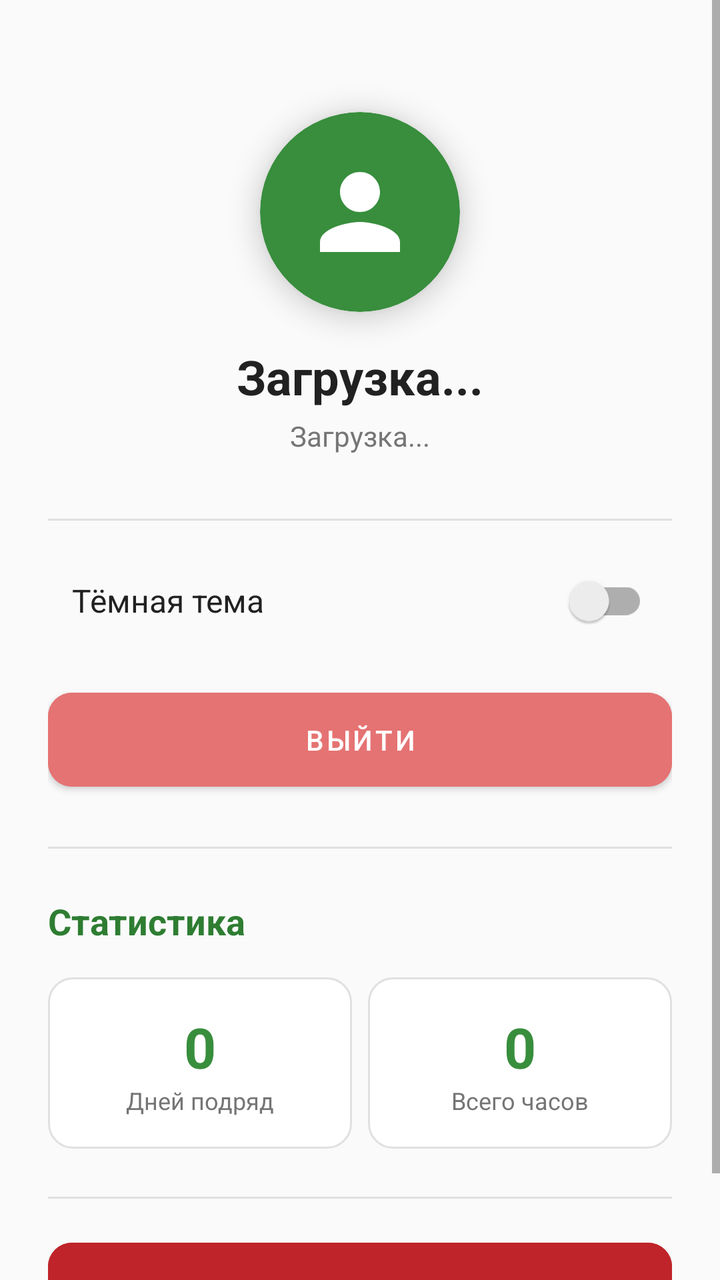
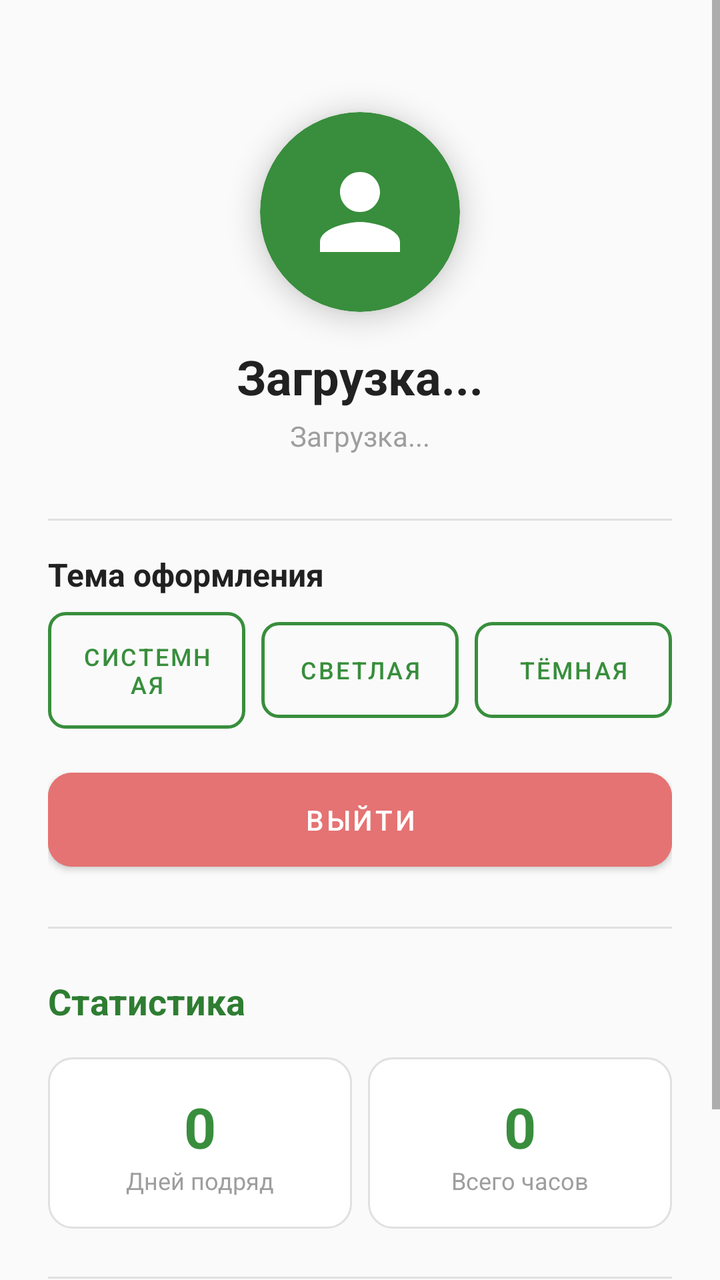

Two renders of the same Android screen: before a commit and after it. Below are the layout's source before the change and the commit's diff.
<!-- AndroidManifest.xml: application theme Theme.ZenTree -->
<!-- res/layout/fragment_profile.xml -->
<?xml version="1.0" encoding="utf-8"?>
<ScrollView xmlns:android="http://schemas.android.com/apk/res/android"
    xmlns:app="http://schemas.android.com/apk/res-auto"
    android:layout_width="match_parent"
    android:layout_height="match_parent"
    android:background="@color/background_light">

    <androidx.constraintlayout.widget.ConstraintLayout
        android:layout_width="match_parent"
        android:layout_height="wrap_content"
        android:padding="24dp">

        <androidx.cardview.widget.CardView
            android:id="@+id/card_view_avatar"
            android:layout_width="100dp"
            android:layout_height="100dp"
            app:cardCornerRadius="50dp"
            app:cardElevation="8dp"
            app:cardBackgroundColor="@color/primary_green"
            app:layout_constraintTop_toTopOf="parent"
            app:layout_constraintStart_toStartOf="parent"
            app:layout_constraintEnd_toEndOf="parent"
            android:layout_marginTop="32dp">

            <ImageView
                android:layout_width="60dp"
                android:layout_height="60dp"
                android:layout_gravity="center"
                android:src="@drawable/ic_profile"
                app:tint="@color/white" />

        </androidx.cardview.widget.CardView>

        <TextView
            android:id="@+id/text_view_name"
            android:layout_width="wrap_content"
            android:layout_height="wrap_content"
            android:text="Загрузка..."
            android:textSize="24sp"
            android:textStyle="bold"
            android:textColor="@color/text_primary"
            app:layout_constraintTop_toBottomOf="@id/card_view_avatar"
            app:layout_constraintStart_toStartOf="parent"
            app:layout_constraintEnd_toEndOf="parent"
            android:layout_marginTop="16dp"/>

        <TextView
            android:id="@+id/text_view_email"
            android:layout_width="wrap_content"
            android:layout_height="wrap_content"
            android:text="Загрузка..."
            android:textSize="14sp"
            android:textColor="#757575"
            app:layout_constraintTop_toBottomOf="@id/text_view_name"
            app:layout_constraintStart_toStartOf="parent"
            app:layout_constraintEnd_toEndOf="parent"
            android:layout_marginTop="4dp"/>

        <View
            android:id="@+id/divider"
            android:layout_width="match_parent"
            android:layout_height="1dp"
            android:background="@color/default_indicator"
            app:layout_constraintTop_toBottomOf="@id/text_view_email"
            android:layout_marginTop="32dp"/>

        <androidx.appcompat.widget.SwitchCompat
            android:id="@+id/switch_theme"
            android:layout_width="match_parent"
            android:layout_height="wrap_content"
            android:layout_marginTop="16dp"
            android:text="Тёмная тема"
            android:textSize="16sp"
            android:textColor="@color/text_primary"
            android:padding="12dp"
            android:thumbTint="@color/primary_green"
            android:trackTint="@color/default_indicator"
            app:layout_constraintTop_toBottomOf="@id/divider"
            app:layout_constraintStart_toStartOf="parent"
            app:layout_constraintEnd_toEndOf="parent"/>

        <Button
            android:id="@+id/button_logout"
            android:layout_width="0dp"
            android:layout_height="wrap_content"
            android:text="Выйти"
            android:backgroundTint="#E57373"
            android:textColor="@color/white"
            android:padding="14dp"
            app:cornerRadius="12dp"
            app:layout_constraintTop_toBottomOf="@id/switch_theme"
            app:layout_constraintStart_toStartOf="parent"
            app:layout_constraintEnd_toEndOf="parent"
            android:layout_marginTop="16dp"/>

        <View
            android:id="@+id/divider_2"
            android:layout_width="match_parent"
            android:layout_height="1dp"
            android:background="@color/default_indicator"
            app:layout_constraintTop_toBottomOf="@id/button_logout"
            android:layout_marginTop="24dp"/>

        <TextView
            android:id="@+id/text_view_section_stats"
            android:layout_width="wrap_content"
            android:layout_height="wrap_content"
            android:text="Статистика"
            android:textSize="18sp"
            android:textStyle="bold"
            android:textColor="@color/primary_green_dark"
            app:layout_constraintTop_toBottomOf="@id/divider_2"
            app:layout_constraintStart_toStartOf="parent"
            android:layout_marginTop="24dp"/>

        <LinearLayout
            android:id="@+id/linear_layout_stats"
            android:layout_width="match_parent"
            android:layout_height="wrap_content"
            android:orientation="horizontal"
            android:weightSum="2"
            app:layout_constraintTop_toBottomOf="@id/text_view_section_stats"
            android:layout_marginTop="16dp">

            <LinearLayout
                android:layout_width="0dp"
                android:layout_height="wrap_content"
                android:layout_weight="1"
                android:orientation="vertical"
                android:gravity="center"
                android:padding="16dp"
                android:background="@drawable/card_background">

                <TextView
                    android:id="@+id/text_view_streak"
                    android:layout_width="wrap_content"
                    android:layout_height="wrap_content"
                    android:text="0"
                    android:textSize="28sp"
                    android:textStyle="bold"
                    android:textColor="@color/primary_green"/>

                <TextView
                    android:layout_width="wrap_content"
                    android:layout_height="wrap_content"
                    android:text="Дней подряд"
                    android:textSize="12sp"
                    android:textColor="#757575"/>

            </LinearLayout>

            <LinearLayout
                android:layout_width="0dp"
                android:layout_height="wrap_content"
                android:layout_weight="1"
                android:orientation="vertical"
                android:gravity="center"
                android:padding="16dp"
                android:background="@drawable/card_background"
                android:layout_marginStart="8dp">

                <TextView
                    android:id="@+id/text_view_total_hours"
                    android:layout_width="wrap_content"
                    android:layout_height="wrap_content"
                    android:text="0"
                    android:textSize="28sp"
                    android:textStyle="bold"
                    android:textColor="@color/primary_green"/>

                <TextView
                    android:layout_width="wrap_content"
                    android:layout_height="wrap_content"
                    android:text="Всего часов"
                    android:textSize="12sp"
                    android:textColor="#757575"/>

            </LinearLayout>

        </LinearLayout>

        <View
            android:id="@+id/divider_3"
            android:layout_width="match_parent"
            android:layout_height="1dp"
            android:background="@color/default_indicator"
            app:layout_constraintTop_toBottomOf="@id/linear_layout_stats"
            android:layout_marginTop="24dp"/>
        <Button
            android:id="@+id/button_delete"
            android:layout_width="0dp"
            android:layout_height="wrap_content"
            android:text="Удалить аккаунт"
            android:backgroundTint="#BF242A"
            android:textColor="@color/white"
            android:padding="14dp"
            app:cornerRadius="12dp"
            app:layout_constraintTop_toBottomOf="@id/divider_3"
            app:layout_constraintStart_toStartOf="parent"
            app:layout_constraintEnd_toEndOf="parent"
            android:layout_marginTop="16dp"/>
    </androidx.constraintlayout.widget.ConstraintLayout>
</ScrollView>
<!-- resources referenced by this layout -->
<resources>
  <color name="background_light">#FAFAFA</color>
  <color name="default_indicator">#E0E0E0</color>
  <color name="primary_green">#388E3C</color>
  <color name="primary_green_dark">#2E7D32</color>
  <color name="text_primary">#212121</color>
  <color name="white">#FFFFFF</color>
  <!-- drawable card_background (drawable) -->
  <?xml version="1.0" encoding="utf-8"?>
  <shape xmlns:android="http://schemas.android.com/apk/res/android">
      <solid android:color="@color/white"/>
      <corners android:radius="12dp"/>
      <stroke
          android:width="1dp"
          android:color="@color/default_indicator"/>
  </shape>
  <!-- drawable ic_profile (drawable) -->
  <vector xmlns:android="http://schemas.android.com/apk/res/android"
      android:width="24dp"
      android:height="24dp"
      android:viewportWidth="24"
      android:viewportHeight="24">
      <path
          android:fillColor="#FF000000"
          android:pathData="M12,12c2.21,0 4,-1.79 4,-4s-1.79,-4 -4,-4 -4,1.79 -4,4 1.79,4 4,4zM12,14c-2.67,0 -8,1.34 -8,4v2h16v-2c0,-2.66 -5.33,-4 -8,-4z"/>
  </vector>
  <style name="Theme.ZenTree" parent="Theme.MaterialComponents.DayNight.NoActionBar">
          <item name="colorPrimary">@color/primary_green</item>
          <item name="colorPrimaryVariant">@color/primary_green_dark</item>
          <item name="colorOnPrimary">@color/white</item>
          <item name="colorSecondary">@color/accent_orange</item>
          <item name="colorSecondaryVariant">@color/accent_orange</item>
          <item name="colorOnSecondary">@color/black</item>
          <item name="android:statusBarColor" tools:targetApi="l">?attr/colorPrimaryVariant</item>
          <item name="android:navigationBarColor">?attr/colorPrimaryVariant</item>
          <item name="windowActionBar">false</item>
          <item name="windowNoTitle">true</item>
      </style>
  <color name="accent_orange">#FFB74D</color>
  <color name="black">#000000</color>
</resources>

<!-- the commit's change to res/layout/fragment_profile.xml (unified diff, before → after) -->
@@ -50,7 +50,7 @@
             android:layout_height="wrap_content"
             android:text="Загрузка..."
             android:textSize="14sp"
-            android:textColor="#757575"
+            android:textColor="@color/text_secondary"
             app:layout_constraintTop_toBottomOf="@id/text_view_name"
             app:layout_constraintStart_toStartOf="parent"
             app:layout_constraintEnd_toEndOf="parent"
@@ -64,20 +64,67 @@
             app:layout_constraintTop_toBottomOf="@id/text_view_email"
             android:layout_marginTop="32dp"/>
 
-        <androidx.appcompat.widget.SwitchCompat
-            android:id="@+id/switch_theme"
-            android:layout_width="match_parent"
-            android:layout_height="wrap_content"
-            android:layout_marginTop="16dp"
-            android:text="Тёмная тема"
+        <TextView
+            android:id="@+id/text_view_theme_title"
+            android:layout_width="wrap_content"
+            android:layout_height="wrap_content"
+            android:text="Тема оформления"
             android:textSize="16sp"
+            android:textStyle="bold"
             android:textColor="@color/text_primary"
-            android:padding="12dp"
-            android:thumbTint="@color/primary_green"
-            android:trackTint="@color/default_indicator"
             app:layout_constraintTop_toBottomOf="@id/divider"
             app:layout_constraintStart_toStartOf="parent"
-            app:layout_constraintEnd_toEndOf="parent"/>
+            android:layout_marginTop="16dp"/>
+
+        <LinearLayout
+            android:id="@+id/theme_buttons_container"
+            android:layout_width="match_parent"
+            android:layout_height="wrap_content"
+            android:orientation="horizontal"
+            android:gravity="center"
+            android:layout_marginTop="8dp"
+            app:layout_constraintTop_toBottomOf="@id/text_view_theme_title"
+            app:layout_constraintStart_toStartOf="parent"
+            app:layout_constraintEnd_toEndOf="parent">
+
+            <Button
+                android:id="@+id/btn_theme_system"
+                android:layout_width="0dp"
+                android:layout_height="wrap_content"
+                android:layout_weight="1"
+                android:text="Системная"
+                android:textSize="12sp"
+                android:background="@drawable/outline_button"
+                android:textColor="@color/primary_green"
+                android:paddingVertical="8dp"
+                android:layout_marginEnd="4dp"/>
+
+            <Button
+                android:id="@+id/btn_theme_light"
+                android:layout_width="0dp"
+                android:layout_height="wrap_content"
+                android:layout_weight="1"
+                android:text="Светлая"
+                android:textSize="12sp"
+                android:background="@drawable/outline_button"
+                android:textColor="@color/primary_green"
+                android:paddingVertical="8dp"
+                android:layout_marginStart="4dp"
+                android:layout_marginEnd="4dp"/>
+
+            <Button
+                android:id="@+id/btn_theme_dark"
+                android:layout_width="0dp"
+                android:layout_height="wrap_content"
+                android:layout_weight="1"
+                android:text="Тёмная"
+                android:textSize="12sp"
+                android:background="@drawable/outline_button"
+                android:textColor="@color/primary_green"
+                android:paddingVertical="8dp"
+                android:layout_marginStart="4dp"/>
+
+        </LinearLayout>
 
         <Button
             android:id="@+id/button_logout"
@@ -88,7 +135,7 @@
             android:textColor="@color/white"
             android:padding="14dp"
             app:cornerRadius="12dp"
-            app:layout_constraintTop_toBottomOf="@id/switch_theme"
+            app:layout_constraintTop_toBottomOf="@id/theme_buttons_container"
             app:layout_constraintStart_toStartOf="parent"
             app:layout_constraintEnd_toEndOf="parent"
             android:layout_marginTop="16dp"/>
@@ -145,7 +192,7 @@
                     android:layout_height="wrap_content"
                     android:text="Дней подряд"
                     android:textSize="12sp"
-                    android:textColor="#757575"/>
+                    android:textColor="@color/text_secondary"/>
 
             </LinearLayout>
 
@@ -173,7 +220,7 @@
                     android:layout_height="wrap_content"
                     android:text="Всего часов"
                     android:textSize="12sp"
-                    android:textColor="#757575"/>
+                    android:textColor="@color/text_secondary"/>
 
             </LinearLayout>
 
@@ -186,6 +233,7 @@
             android:background="@color/default_indicator"
             app:layout_constraintTop_toBottomOf="@id/linear_layout_stats"
             android:layout_marginTop="24dp"/>
+
         <Button
             android:id="@+id/button_delete"
             android:layout_width="0dp"
@@ -199,5 +247,6 @@
             app:layout_constraintStart_toStartOf="parent"
             app:layout_constraintEnd_toEndOf="parent"
             android:layout_marginTop="16dp"/>
+
     </androidx.constraintlayout.widget.ConstraintLayout>
 </ScrollView>
<!-- resource entries referenced after the edit -->
@@ -5,6 +5,7 @@
   <color name="primary_green">#388E3C</color>
   <color name="primary_green_dark">#2E7D32</color>
   <color name="text_primary">#212121</color>
+  <color name="text_secondary">#9E9E9E</color>
   <color name="white">#FFFFFF</color>
   <!-- drawable card_background (drawable) -->
   <?xml version="1.0" encoding="utf-8"?>
@@ -25,6 +26,13 @@
           android:fillColor="#FF000000"
           android:pathData="M12,12c2.21,0 4,-1.79 4,-4s-1.79,-4 -4,-4 -4,1.79 -4,4 1.79,4 4,4zM12,14c-2.67,0 -8,1.34 -8,4v2h16v-2c0,-2.66 -5.33,-4 -8,-4z"/>
   </vector>
+  <!-- drawable outline_button (drawable) -->
+  <?xml version="1.0" encoding="utf-8"?>
+  <shape xmlns:android="http://schemas.android.com/apk/res/android">
+      <stroke android:width="1.5dp" android:color="@color/primary_green"/>
+      <corners android:radius="8dp"/>
+      <solid android:color="@android:color/transparent"/>
+  </shape>
   <style name="Theme.ZenTree" parent="Theme.MaterialComponents.DayNight.NoActionBar">
           <item name="colorPrimary">@color/primary_green</item>
           <item name="colorPrimaryVariant">@color/primary_green_dark</item>
